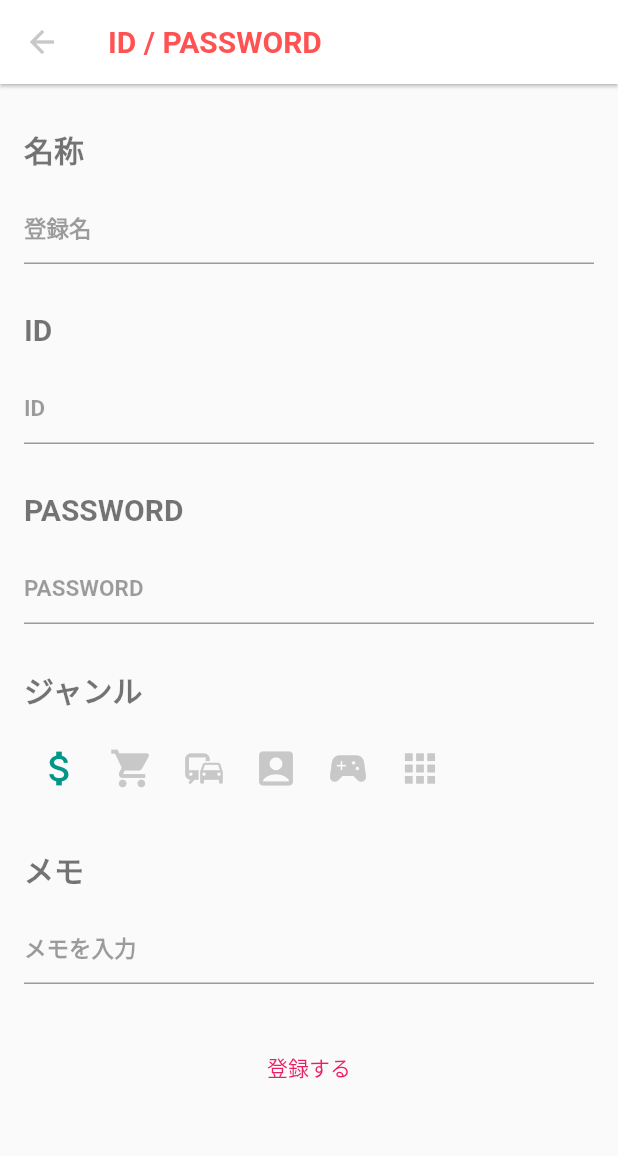
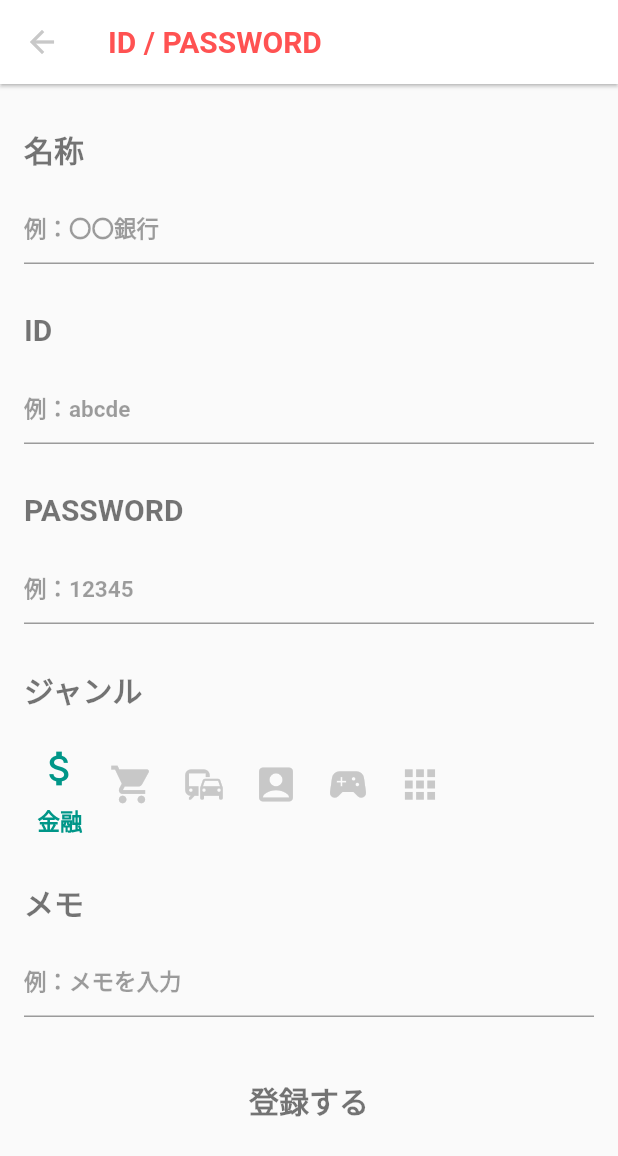
Before and after one commit to kolbe-ryo/password_app_2, a Flutter app: the screen it shows after launch, after a tap on the "add" icon, on a phone screen of 412 x 824 dp. Shown: the top 1156 px of the screen. Run offline on Flutter 3.47's test engine with Material 2 defaults, Android fonts, the phone set to English and light mode, and no system bars; our stand-ins replace flutter_riverpod, fluttertoast, freezed_annotation.

Commit message:
add genre icon caption

```diff
--- a/lib/constants/id_password_manager_item.dart
+++ b/lib/constants/id_password_manager_item.dart
@@ -3,17 +3,17 @@ import 'package:password_app_2/enum/id_password_manager_item_enum.dart';
 final kIdPasswordManagerItem = [
   IdPasswordManagerItem(
     caption: '名称',
-    hintText: '登録名',
+    hintText: '例：〇〇銀行',
     attribute: IdPasswordManagerItems.name,
   ),
   IdPasswordManagerItem(
     caption: 'ID',
-    hintText: 'ID',
+    hintText: '例：abcde',
     attribute: IdPasswordManagerItems.id,
   ),
   IdPasswordManagerItem(
     caption: 'PASSWORD',
-    hintText: 'PASSWORD',
+    hintText: '例：12345',
     attribute: IdPasswordManagerItems.password,
   ),
   IdPasswordManagerItem(
@@ -24,7 +24,7 @@ final kIdPasswordManagerItem = [
   ),
   IdPasswordManagerItem(
     caption: 'メモ',
-    hintText: 'メモを入力',
+    hintText: '例：メモを入力',
     attribute: IdPasswordManagerItems.memo,
   ),
 ];
--- a/lib/constants/style.dart
+++ b/lib/constants/style.dart
@@ -20,11 +20,12 @@ const kFirstTextStyle = TextStyle(
   fontSize: 30,
   fontWeight: FontWeight.w600,
 );
-const kSecondTextStyle = TextStyle(
-  color: Colors.black38,
-  fontSize: 15,
-  fontWeight: FontWeight.w600,
-);
+
+kSecondTextStyle({Color color = Colors.black38}) => TextStyle(
+      color: color,
+      fontSize: 15,
+      fontWeight: FontWeight.w600,
+    );
 
 const kCaptionTextStyle = TextStyle(
   color: Colors.black54,
--- a/lib/enum/genre_data_enum.dart
+++ b/lib/enum/genre_data_enum.dart
@@ -17,6 +17,23 @@ enum GenreDataEnum {
 }
 
 extension GenreDataEnumExt on GenreDataEnum {
+  String get name {
+    switch (this) {
+      case GenreDataEnum.money:
+        return '金融';
+      case GenreDataEnum.shopping:
+        return '買い物';
+      case GenreDataEnum.transportation:
+        return '交通';
+      case GenreDataEnum.sns:
+        return 'ソーシャル';
+      case GenreDataEnum.entertainment:
+        return 'エンタメ';
+      case GenreDataEnum.others:
+        return 'その他';
+    }
+  }
+
   IconData get icon {
     switch (this) {
       case GenreDataEnum.money:
--- a/lib/view/component/atom/selected_icon_button.dart
+++ b/lib/view/component/atom/selected_icon_button.dart
@@ -14,13 +14,23 @@ class SelectedIconButton extends ConsumerWidget {
   @override
   Widget build(BuildContext context, WidgetRef ref) {
     final selection = ref.watch(selectedGenreProvider.state).state;
-    return IconButton(
-      onPressed: () => ref.read(selectedGenreProvider.state).state = genreData,
-      icon: Icon(
-        genreData.icon,
-        color: selection == genreData ? genreData.color : kGreyColor,
-        size: 30,
-      ),
+    return Column(
+      children: [
+        IconButton(
+          onPressed: () =>
+              ref.read(selectedGenreProvider.state).state = genreData,
+          icon: Icon(
+            genreData.icon,
+            color: selection == genreData ? genreData.color : kGreyColor,
+            size: 30,
+          ),
+        ),
+        if (selection == genreData)
+          Text(
+            selection.name,
+            style: kSecondTextStyle(color: selection.color),
+          ),
+      ],
     );
   }
 }
--- a/lib/view/component/atom/title_text.dart
+++ b/lib/view/component/atom/title_text.dart
@@ -23,7 +23,7 @@ class TitleText extends StatelessWidget {
             child: Text(
               title.substring(1),
               overflow: TextOverflow.ellipsis,
-              style: kSecondTextStyle,
+              style: kSecondTextStyle(),
             ),
           ),
           const SizedBox(width: 2.0),
--- a/lib/view/component/molecules/input_tile.dart
+++ b/lib/view/component/molecules/input_tile.dart
@@ -24,7 +24,7 @@ class InputTile extends StatelessWidget {
         TextField(
           decoration: InputDecoration(
             hintText: idPasswordManagerItem.hintText,
-            hintStyle: kSecondTextStyle,
+            hintStyle: kSecondTextStyle(),
           ),
         ),
       ],
--- a/lib/view/id_password_manager_page.dart
+++ b/lib/view/id_password_manager_page.dart
@@ -30,10 +30,12 @@ class IdPasswordManagerPage extends StatelessWidget {
           Padding(
             padding: const EdgeInsets.only(top: kSpacing * 2),
             child: TextButton(
-                onPressed: () => {},
-                child: const Text(
-                  '登録する',
-                )),
+              onPressed: () => {},
+              child: const Text(
+                '登録する',
+                style: kCaptionTextStyle,
+              ),
+            ),
           )
         ],
       ),
```
